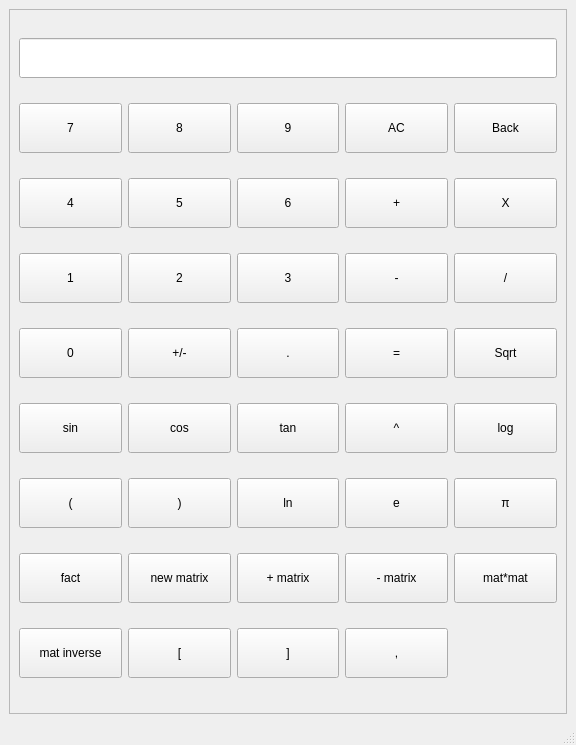
Qt form calculator.ui (taapas1128/Calculator_pyqt) before a commit.
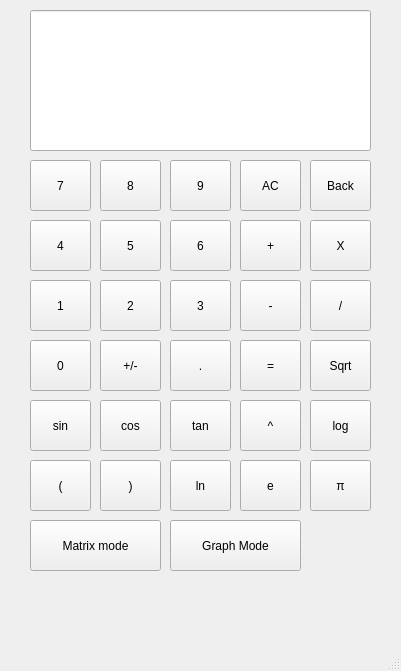
The same form after that commit.

Commit message: created a seperate window for matrix mode The windows are still not connected Work is still in progress

The edit to the form file:
```diff
--- a/calculator.ui
+++ b/calculator.ui
@@ -6,563 +6,440 @@
    <rect>
     <x>0</x>
     <y>0</y>
-    <width>576</width>
-    <height>745</height>
+    <width>401</width>
+    <height>671</height>
    </rect>
   </property>
-  <property name="minimumSize">
-   <size>
-    <width>576</width>
-    <height>745</height>
-   </size>
-  </property>
-  <property name="maximumSize">
-   <size>
-    <width>576</width>
-    <height>745</height>
-   </size>
-  </property>
   <property name="windowTitle">
    <string>MainWindow</string>
   </property>
   <widget class="QWidget" name="centralwidget">
-   <layout class="QGridLayout" name="gridLayout">
-    <item row="0" column="0">
-     <widget class="QFrame" name="frame_2">
-      <property name="minimumSize">
-       <size>
-        <width>0</width>
-        <height>50</height>
-       </size>
-      </property>
-      <property name="frameShape">
-       <enum>QFrame::StyledPanel</enum>
-      </property>
-      <property name="frameShadow">
-       <enum>QFrame::Raised</enum>
-      </property>
-      <layout class="QGridLayout" name="gridLayout_2">
-       <item row="0" column="0" colspan="5">
-        <widget class="QLineEdit" name="display">
-         <property name="minimumSize">
-          <size>
-           <width>0</width>
-           <height>40</height>
-          </size>
-         </property>
-        </widget>
-       </item>
-       <item row="1" column="0">
-        <widget class="QPushButton" name="b7">
-         <property name="minimumSize">
-          <size>
-           <width>0</width>
-           <height>50</height>
-          </size>
-         </property>
-         <property name="text">
-          <string>7</string>
-         </property>
-        </widget>
-       </item>
-       <item row="1" column="1">
-        <widget class="QPushButton" name="b8">
-         <property name="minimumSize">
-          <size>
-           <width>0</width>
-           <height>50</height>
-          </size>
-         </property>
-         <property name="text">
-          <string>8</string>
-         </property>
-        </widget>
-       </item>
-       <item row="1" column="2">
-        <widget class="QPushButton" name="b9">
-         <property name="minimumSize">
-          <size>
-           <width>0</width>
-           <height>50</height>
-          </size>
-         </property>
-         <property name="text">
-          <string>9</string>
-         </property>
-        </widget>
-       </item>
-       <item row="1" column="3">
-        <widget class="QPushButton" name="clear">
-         <property name="minimumSize">
-          <size>
-           <width>0</width>
-           <height>50</height>
-          </size>
-         </property>
-         <property name="text">
-          <string>AC</string>
-         </property>
-        </widget>
-       </item>
-       <item row="1" column="4">
-        <widget class="QPushButton" name="back">
-         <property name="minimumSize">
-          <size>
-           <width>0</width>
-           <height>50</height>
-          </size>
-         </property>
-         <property name="text">
-          <string>Back</string>
-         </property>
-        </widget>
-       </item>
-       <item row="2" column="0">
-        <widget class="QPushButton" name="b4">
-         <property name="minimumSize">
-          <size>
-           <width>0</width>
-           <height>50</height>
-          </size>
-         </property>
-         <property name="text">
-          <string>4</string>
-         </property>
-        </widget>
-       </item>
-       <item row="2" column="1">
-        <widget class="QPushButton" name="b5">
-         <property name="minimumSize">
-          <size>
-           <width>0</width>
-           <height>50</height>
-          </size>
-         </property>
-         <property name="text">
-          <string>5</string>
-         </property>
-        </widget>
-       </item>
-       <item row="2" column="2">
-        <widget class="QPushButton" name="b6">
-         <property name="minimumSize">
-          <size>
-           <width>0</width>
-           <height>50</height>
-          </size>
-         </property>
-         <property name="text">
-          <string>6</string>
-         </property>
-        </widget>
-       </item>
-       <item row="2" column="3">
-        <widget class="QPushButton" name="add">
-         <property name="minimumSize">
-          <size>
-           <width>0</width>
-           <height>50</height>
-          </size>
-         </property>
-         <property name="text">
-          <string>+</string>
-         </property>
-        </widget>
-       </item>
-       <item row="2" column="4">
-        <widget class="QPushButton" name="multiply">
-         <property name="minimumSize">
-          <size>
-           <width>0</width>
-           <height>50</height>
-          </size>
-         </property>
-         <property name="text">
-          <string>X</string>
-         </property>
-        </widget>
-       </item>
-       <item row="3" column="0">
-        <widget class="QPushButton" name="b1">
-         <property name="minimumSize">
-          <size>
-           <width>0</width>
-           <height>50</height>
-          </size>
-         </property>
-         <property name="text">
-          <string>1</string>
-         </property>
-        </widget>
-       </item>
-       <item row="3" column="1">
-        <widget class="QPushButton" name="b2">
-         <property name="minimumSize">
-          <size>
-           <width>0</width>
-           <height>50</height>
-          </size>
-         </property>
-         <property name="text">
-          <string>2</string>
-         </property>
-        </widget>
-       </item>
-       <item row="3" column="2">
-        <widget class="QPushButton" name="b3">
-         <property name="minimumSize">
-          <size>
-           <width>0</width>
-           <height>50</height>
-          </size>
-         </property>
-         <property name="text">
-          <string>3</string>
-         </property>
-        </widget>
-       </item>
-       <item row="3" column="3">
-        <widget class="QPushButton" name="substract">
-         <property name="minimumSize">
-          <size>
-           <width>0</width>
-           <height>50</height>
-          </size>
-         </property>
-         <property name="text">
-          <string>-</string>
-         </property>
-        </widget>
-       </item>
-       <item row="3" column="4">
-        <widget class="QPushButton" name="divide">
-         <property name="minimumSize">
-          <size>
-           <width>0</width>
-           <height>50</height>
-          </size>
-         </property>
-         <property name="text">
-          <string>/</string>
-         </property>
-        </widget>
-       </item>
-       <item row="4" column="0">
-        <widget class="QPushButton" name="b0">
-         <property name="minimumSize">
-          <size>
-           <width>0</width>
-           <height>50</height>
-          </size>
-         </property>
-         <property name="text">
-          <string>0</string>
-         </property>
-        </widget>
-       </item>
-       <item row="4" column="1">
-        <widget class="QPushButton" name="plus_minus">
-         <property name="minimumSize">
-          <size>
-           <width>0</width>
-           <height>50</height>
-          </size>
-         </property>
-         <property name="text">
-          <string>+/-</string>
-         </property>
-        </widget>
-       </item>
-       <item row="4" column="2">
-        <widget class="QPushButton" name="decimal">
-         <property name="minimumSize">
-          <size>
-           <width>0</width>
-           <height>50</height>
-          </size>
-         </property>
-         <property name="text">
-          <string>.</string>
-         </property>
-        </widget>
-       </item>
-       <item row="4" column="3">
-        <widget class="QPushButton" name="equal">
-         <property name="minimumSize">
-          <size>
-           <width>0</width>
-           <height>50</height>
-          </size>
-         </property>
-         <property name="text">
-          <string>=</string>
-         </property>
-        </widget>
-       </item>
-       <item row="4" column="4">
-        <widget class="QPushButton" name="sq_root">
-         <property name="minimumSize">
-          <size>
-           <width>0</width>
-           <height>50</height>
-          </size>
-         </property>
-         <property name="text">
-          <string>Sqrt</string>
-         </property>
-        </widget>
-       </item>
-       <item row="5" column="0">
-        <widget class="QPushButton" name="sin">
-         <property name="minimumSize">
-          <size>
-           <width>0</width>
-           <height>50</height>
-          </size>
-         </property>
-         <property name="text">
-          <string>sin</string>
-         </property>
-        </widget>
-       </item>
-       <item row="5" column="1">
-        <widget class="QPushButton" name="cos">
-         <property name="minimumSize">
-          <size>
-           <width>0</width>
-           <height>50</height>
-          </size>
-         </property>
-         <property name="text">
-          <string>cos</string>
-         </property>
-        </widget>
-       </item>
-       <item row="5" column="2">
-        <widget class="QPushButton" name="tan">
-         <property name="minimumSize">
-          <size>
-           <width>0</width>
-           <height>50</height>
-          </size>
-         </property>
-         <property name="text">
-          <string>tan</string>
-         </property>
-        </widget>
-       </item>
-       <item row="5" column="3">
-        <widget class="QPushButton" name="power">
-         <property name="minimumSize">
-          <size>
-           <width>0</width>
-           <height>50</height>
-          </size>
-         </property>
-         <property name="text">
-          <string>^</string>
-         </property>
-        </widget>
-       </item>
-       <item row="5" column="4">
-        <widget class="QPushButton" name="log">
-         <property name="minimumSize">
-          <size>
-           <width>0</width>
-           <height>50</height>
-          </size>
-         </property>
-         <property name="text">
-          <string>log</string>
-         </property>
-        </widget>
-       </item>
-       <item row="6" column="0">
-        <widget class="QPushButton" name="b_open">
-         <property name="minimumSize">
-          <size>
-           <width>0</width>
-           <height>50</height>
-          </size>
-         </property>
-         <property name="text">
-          <string>(</string>
-         </property>
-        </widget>
-       </item>
-       <item row="6" column="1">
-        <widget class="QPushButton" name="b_close">
-         <property name="minimumSize">
-          <size>
-           <width>0</width>
-           <height>50</height>
-          </size>
-         </property>
-         <property name="text">
-          <string>)</string>
-         </property>
-        </widget>
-       </item>
-       <item row="6" column="2">
-        <widget class="QPushButton" name="ln">
-         <property name="minimumSize">
-          <size>
-           <width>0</width>
-           <height>50</height>
-          </size>
-         </property>
-         <property name="text">
-          <string>ln</string>
-         </property>
-        </widget>
-       </item>
-       <item row="6" column="3">
-        <widget class="QPushButton" name="e">
-         <property name="minimumSize">
-          <size>
-           <width>0</width>
-           <height>50</height>
-          </size>
-         </property>
-         <property name="text">
-          <string>e</string>
-         </property>
-        </widget>
-       </item>
-       <item row="6" column="4">
-        <widget class="QPushButton" name="pi">
-         <property name="minimumSize">
-          <size>
-           <width>0</width>
-           <height>50</height>
-          </size>
-         </property>
-         <property name="text">
-          <string>π</string>
-         </property>
-        </widget>
-       </item>
-       <item row="7" column="0">
-        <widget class="QPushButton" name="fact">
-         <property name="minimumSize">
-          <size>
-           <width>0</width>
-           <height>50</height>
-          </size>
-         </property>
-         <property name="text">
-          <string>fact</string>
-         </property>
-        </widget>
-       </item>
-       <item row="7" column="1">
-        <widget class="QPushButton" name="newmat">
-         <property name="minimumSize">
-          <size>
-           <width>0</width>
-           <height>50</height>
-          </size>
-         </property>
-         <property name="text">
-          <string>new matrix</string>
-         </property>
-        </widget>
-       </item>
-       <item row="7" column="2">
-        <widget class="QPushButton" name="addmat">
-         <property name="minimumSize">
-          <size>
-           <width>0</width>
-           <height>50</height>
-          </size>
-         </property>
-         <property name="text">
-          <string>+ matrix</string>
-         </property>
-        </widget>
-       </item>
-       <item row="7" column="3">
-        <widget class="QPushButton" name="subr_mat">
-         <property name="minimumSize">
-          <size>
-           <width>0</width>
-           <height>50</height>
-          </size>
-         </property>
-         <property name="text">
-          <string>- matrix</string>
-         </property>
-        </widget>
-       </item>
-       <item row="7" column="4">
-        <widget class="QPushButton" name="mat_mult">
-         <property name="minimumSize">
-          <size>
-           <width>0</width>
-           <height>50</height>
-          </size>
-         </property>
-         <property name="text">
-          <string>mat*mat</string>
-         </property>
-        </widget>
-       </item>
-       <item row="8" column="0">
-        <widget class="QPushButton" name="matinv">
-         <property name="minimumSize">
-          <size>
-           <width>0</width>
-           <height>50</height>
-          </size>
-         </property>
-         <property name="text">
-          <string>mat inverse</string>
-         </property>
-        </widget>
-       </item>
-       <item row="8" column="1">
-        <widget class="QPushButton" name="sqop">
-         <property name="minimumSize">
-          <size>
-           <width>0</width>
-           <height>50</height>
-          </size>
-         </property>
-         <property name="text">
-          <string>[</string>
-         </property>
-        </widget>
-       </item>
-       <item row="8" column="2">
-        <widget class="QPushButton" name="sqcl">
-         <property name="minimumSize">
-          <size>
-           <width>0</width>
-           <height>50</height>
-          </size>
-         </property>
-         <property name="text">
-          <string>]</string>
-         </property>
-        </widget>
-       </item>
-       <item row="8" column="3">
-        <widget class="QPushButton" name="cm">
-         <property name="minimumSize">
-          <size>
-           <width>0</width>
-           <height>50</height>
-          </size>
-         </property>
-         <property name="text">
-          <string>,</string>
-         </property>
-        </widget>
-       </item>
-      </layout>
-     </widget>
-    </item>
-   </layout>
+   <widget class="QPushButton" name="graph">
+    <property name="geometry">
+     <rect>
+      <x>170</x>
+      <y>520</y>
+      <width>131</width>
+      <height>51</height>
+     </rect>
+    </property>
+    <property name="text">
+     <string>Graph Mode</string>
+    </property>
+   </widget>
+   <widget class="QPushButton" name="b5">
+    <property name="geometry">
+     <rect>
+      <x>100</x>
+      <y>220</y>
+      <width>61</width>
+      <height>51</height>
+     </rect>
+    </property>
+    <property name="text">
+     <string>5</string>
+    </property>
+   </widget>
+   <widget class="QPushButton" name="clear">
+    <property name="geometry">
+     <rect>
+      <x>240</x>
+      <y>160</y>
+      <width>61</width>
+      <height>51</height>
+     </rect>
+    </property>
+    <property name="text">
+     <string>AC</string>
+    </property>
+   </widget>
+   <widget class="QPushButton" name="b9">
+    <property name="geometry">
+     <rect>
+      <x>170</x>
+      <y>160</y>
+      <width>61</width>
+      <height>51</height>
+     </rect>
+    </property>
+    <property name="text">
+     <string>9</string>
+    </property>
+   </widget>
+   <widget class="QPushButton" name="equal">
+    <property name="geometry">
+     <rect>
+      <x>240</x>
+      <y>340</y>
+      <width>61</width>
+      <height>51</height>
+     </rect>
+    </property>
+    <property name="text">
+     <string>=</string>
+    </property>
+   </widget>
+   <widget class="QPushButton" name="b6">
+    <property name="geometry">
+     <rect>
+      <x>170</x>
+      <y>220</y>
+      <width>61</width>
+      <height>51</height>
+     </rect>
+    </property>
+    <property name="text">
+     <string>6</string>
+    </property>
+   </widget>
+   <widget class="QPushButton" name="tan">
+    <property name="geometry">
+     <rect>
+      <x>170</x>
+      <y>400</y>
+      <width>61</width>
+      <height>51</height>
+     </rect>
+    </property>
+    <property name="text">
+     <string>tan</string>
+    </property>
+   </widget>
+   <widget class="QPushButton" name="b1">
+    <property name="geometry">
+     <rect>
+      <x>30</x>
+      <y>280</y>
+      <width>61</width>
+      <height>51</height>
+     </rect>
+    </property>
+    <property name="text">
+     <string>1</string>
+    </property>
+   </widget>
+   <widget class="QPushButton" name="pi">
+    <property name="geometry">
+     <rect>
+      <x>310</x>
+      <y>460</y>
+      <width>61</width>
+      <height>51</height>
+     </rect>
+    </property>
+    <property name="text">
+     <string>π</string>
+    </property>
+   </widget>
+   <widget class="QLineEdit" name="display">
+    <property name="geometry">
+     <rect>
+      <x>30</x>
+      <y>10</y>
+      <width>341</width>
+      <height>141</height>
+     </rect>
+    </property>
+   </widget>
+   <widget class="QPushButton" name="b0">
+    <property name="geometry">
+     <rect>
+      <x>30</x>
+      <y>340</y>
+      <width>61</width>
+      <height>51</height>
+     </rect>
+    </property>
+    <property name="text">
+     <string>0</string>
+    </property>
+   </widget>
+   <widget class="QPushButton" name="b_open">
+    <property name="geometry">
+     <rect>
+      <x>30</x>
+      <y>460</y>
+      <width>61</width>
+      <height>51</height>
+     </rect>
+    </property>
+    <property name="text">
+     <string>(</string>
+    </property>
+   </widget>
+   <widget class="QPushButton" name="substract">
+    <property name="geometry">
+     <rect>
+      <x>240</x>
+      <y>280</y>
+      <width>61</width>
+      <height>51</height>
+     </rect>
+    </property>
+    <property name="text">
+     <string>-</string>
+    </property>
+   </widget>
+   <widget class="QPushButton" name="ln">
+    <property name="geometry">
+     <rect>
+      <x>170</x>
+      <y>460</y>
+      <width>61</width>
+      <height>51</height>
+     </rect>
+    </property>
+    <property name="text">
+     <string>ln</string>
+    </property>
+   </widget>
+   <widget class="QPushButton" name="multiply">
+    <property name="geometry">
+     <rect>
+      <x>310</x>
+      <y>220</y>
+      <width>61</width>
+      <height>51</height>
+     </rect>
+    </property>
+    <property name="text">
+     <string>X</string>
+    </property>
+   </widget>
+   <widget class="QPushButton" name="b4">
+    <property name="geometry">
+     <rect>
+      <x>30</x>
+      <y>220</y>
+      <width>61</width>
+      <height>51</height>
+     </rect>
+    </property>
+    <property name="text">
+     <string>4</string>
+    </property>
+   </widget>
+   <widget class="QPushButton" name="power">
+    <property name="geometry">
+     <rect>
+      <x>240</x>
+      <y>400</y>
+      <width>61</width>
+      <height>51</height>
+     </rect>
+    </property>
+    <property name="text">
+     <string>^</string>
+    </property>
+   </widget>
+   <widget class="QPushButton" name="b3">
+    <property name="geometry">
+     <rect>
+      <x>170</x>
+      <y>280</y>
+      <width>61</width>
+      <height>51</height>
+     </rect>
+    </property>
+    <property name="text">
+     <string>3</string>
+    </property>
+   </widget>
+   <widget class="QPushButton" name="b7">
+    <property name="geometry">
+     <rect>
+      <x>30</x>
+      <y>160</y>
+      <width>61</width>
+      <height>51</height>
+     </rect>
+    </property>
+    <property name="text">
+     <string>7</string>
+    </property>
+   </widget>
+   <widget class="QPushButton" name="add">
+    <property name="geometry">
+     <rect>
+      <x>240</x>
+      <y>220</y>
+      <width>61</width>
+      <height>51</height>
+     </rect>
+    </property>
+    <property name="text">
+     <string>+</string>
+    </property>
+   </widget>
+   <widget class="QPushButton" name="b_close">
+    <property name="geometry">
+     <rect>
+      <x>100</x>
+      <y>460</y>
+      <width>61</width>
+      <height>51</height>
+     </rect>
+    </property>
+    <property name="text">
+     <string>)</string>
+    </property>
+   </widget>
+   <widget class="QPushButton" name="plus_minus">
+    <property name="geometry">
+     <rect>
+      <x>100</x>
+      <y>340</y>
+      <width>61</width>
+      <height>51</height>
+     </rect>
+    </property>
+    <property name="text">
+     <string>+/-</string>
+    </property>
+   </widget>
+   <widget class="QPushButton" name="decimal">
+    <property name="geometry">
+     <rect>
+      <x>170</x>
+      <y>340</y>
+      <width>61</width>
+      <height>51</height>
+     </rect>
+    </property>
+    <property name="text">
+     <string>.</string>
+    </property>
+   </widget>
+   <widget class="QPushButton" name="log">
+    <property name="geometry">
+     <rect>
+      <x>310</x>
+      <y>400</y>
+      <width>61</width>
+      <height>51</height>
+     </rect>
+    </property>
+    <property name="text">
+     <string>log</string>
+    </property>
+   </widget>
+   <widget class="QPushButton" name="b2">
+    <property name="geometry">
+     <rect>
+      <x>100</x>
+      <y>280</y>
+      <width>61</width>
+      <height>51</height>
+     </rect>
+    </property>
+    <property name="text">
+     <string>2</string>
+    </property>
+   </widget>
+   <widget class="QPushButton" name="cos">
+    <property name="geometry">
+     <rect>
+      <x>100</x>
+      <y>400</y>
+      <width>61</width>
+      <height>51</height>
+     </rect>
+    </property>
+    <property name="text">
+     <string>cos</string>
+    </property>
+   </widget>
+   <widget class="QPushButton" name="divide">
+    <property name="geometry">
+     <rect>
+      <x>310</x>
+      <y>280</y>
+      <width>61</width>
+      <height>51</height>
+     </rect>
+    </property>
+    <property name="text">
+     <string>/</string>
+    </property>
+   </widget>
+   <widget class="QPushButton" name="e">
+    <property name="geometry">
+     <rect>
+      <x>240</x>
+      <y>460</y>
+      <width>61</width>
+      <height>51</height>
+     </rect>
+    </property>
+    <property name="text">
+     <string>e</string>
+    </property>
+   </widget>
+   <widget class="QPushButton" name="b8">
+    <property name="geometry">
+     <rect>
+      <x>100</x>
+      <y>160</y>
+      <width>61</width>
+      <height>51</height>
+     </rect>
+    </property>
+    <property name="text">
+     <string>8</string>
+    </property>
+   </widget>
+   <widget class="QPushButton" name="sin">
+    <property name="geometry">
+     <rect>
+      <x>30</x>
+      <y>400</y>
+      <width>61</width>
+      <height>51</height>
+     </rect>
+    </property>
+    <property name="text">
+     <string>sin</string>
+    </property>
+   </widget>
+   <widget class="QPushButton" name="sq_root">
+    <property name="geometry">
+     <rect>
+      <x>310</x>
+      <y>340</y>
+      <width>61</width>
+      <height>51</height>
+     </rect>
+    </property>
+    <property name="text">
+     <string>Sqrt</string>
+    </property>
+   </widget>
+   <widget class="QPushButton" name="matrix">
+    <property name="geometry">
+     <rect>
+      <x>30</x>
+      <y>520</y>
+      <width>131</width>
+      <height>51</height>
+     </rect>
+    </property>
+    <property name="text">
+     <string>Matrix mode</string>
+    </property>
+   </widget>
+   <widget class="QPushButton" name="back">
+    <property name="geometry">
+     <rect>
+      <x>310</x>
+      <y>160</y>
+      <width>61</width>
+      <height>51</height>
+     </rect>
+    </property>
+    <property name="text">
+     <string>Back</string>
+    </property>
+   </widget>
   </widget>
   <widget class="QMenuBar" name="menubar">
    <property name="geometry">
```
Left out of the diff: 2 changed lines with no effect on the pictures. The commit also changes 5 other files.
